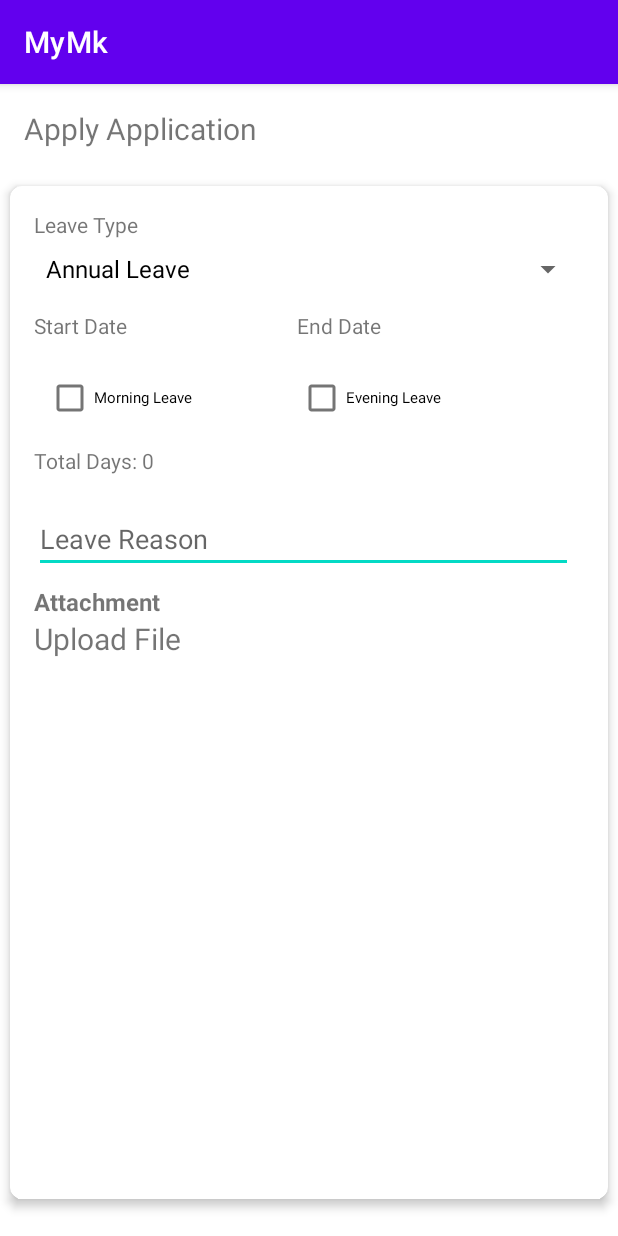
After one commit to wanizainey/mksignin, an Android app: the Applyleaveform screen opened directly, with no data from a screen before it, on a phone screen of 412 x 824 dp. The commit adds this screen. Run offline under Robolectric (Android 15) with nearby library versions, the phone set to English and light mode, and no system bars.

Commit message:
apply form 80%

```diff
--- a/app/build.gradle
+++ b/app/build.gradle
@@ -13,6 +13,7 @@ android {
         targetSdk 34
         versionCode 1
         versionName "1.0"
+        minSdkVersion 26
 
         testInstrumentationRunner "androidx.test.runner.AndroidJUnitRunner"
     }
@@ -71,4 +72,5 @@ dependencies {
     implementation 'androidx.appcompat:appcompat:1.3.1'
     implementation 'androidx.recyclerview:recyclerview:1.2.1'
     implementation 'com.google.android.gms:play-services-location:17.0.1'
+
 }
--- a/app/src/main/AndroidManifest.xml
+++ b/app/src/main/AndroidManifest.xml
@@ -13,6 +13,7 @@
     <uses-permission android:name="android.permission.ACCESS_NETWORK_STATE" />
     <uses-permission android:name="android.permission.ACCESS_COARSE_LOCATION" />
     <uses-permission android:name="com.google.android.providers.gsf.permission.READ_GSERVICES" />
+    <uses-permission android:name="android.permission.READ_EXTERNAL_STORAGE" />
 
     <uses-feature android:name="android.hardware.camera2.full" />
     <uses-feature android:name="android.hardware.camera" />
@@ -28,8 +29,9 @@
         android:theme="@style/Theme.MK"
         tools:targetApi="31">
         <activity
-            android:name=".leaveform"
+            android:name=".Applyleaveform"
             android:exported="false" />
+
         <activity
             android:name=".applyleave"
             android:exported="false" />
--- /dev/null
+++ b/app/src/main/res/layout/activity_applyleaveform.xml
@@ -0,0 +1,159 @@
+<?xml version="1.0" encoding="utf-8"?>
+<androidx.constraintlayout.widget.ConstraintLayout
+    xmlns:android="http://schemas.android.com/apk/res/android"
+    xmlns:app="http://schemas.android.com/apk/res-auto"
+    xmlns:tools="http://schemas.android.com/tools"
+    android:layout_width="match_parent"
+    android:layout_height="match_parent"
+    tools:context=".Applyleaveform">
+
+    <TextView
+        android:id="@+id/textView2"
+        android:layout_width="258dp"
+        android:layout_height="27dp"
+        android:text="Apply Application"
+        android:textSize="20sp"
+        app:layout_constraintBottom_toBottomOf="parent"
+        app:layout_constraintEnd_toEndOf="parent"
+        app:layout_constraintHorizontal_bias="0.104"
+        app:layout_constraintStart_toStartOf="parent"
+        app:layout_constraintTop_toTopOf="parent"
+        app:layout_constraintVertical_bias="0.022" />
+
+    <androidx.cardview.widget.CardView
+        android:layout_width="0dp"
+        android:layout_height="0dp"
+        android:layout_marginTop="16dp"
+        android:layout_marginBottom="16dp"
+        app:cardBackgroundColor="@android:color/white"
+        app:cardCornerRadius="8dp"
+        app:cardElevation="4dp"
+        app:cardUseCompatPadding="true"
+        app:layout_constraintBottom_toBottomOf="parent"
+        app:layout_constraintEnd_toEndOf="parent"
+        app:layout_constraintHorizontal_bias="0.0"
+        app:layout_constraintStart_toStartOf="parent"
+        app:layout_constraintTop_toBottomOf="@id/textView2"
+        app:layout_constraintVertical_bias="1.0">
+
+        <LinearLayout
+            android:layout_width="match_parent"
+            android:layout_height="624dp"
+            android:orientation="vertical"
+            android:padding="16dp">
+
+            <TextView
+                android:id="@+id/textLeaveType"
+                android:layout_width="match_parent"
+                android:layout_height="wrap_content"
+                android:text="Leave Type" />
+
+            <Spinner
+                android:id="@+id/leavetype"
+                android:layout_width="match_parent"
+                android:layout_height="40dp"
+                android:spinnerMode="dropdown" />
+
+            <LinearLayout
+                android:layout_width="365dp"
+                android:layout_height="34dp"
+                android:layout_marginTop="8dp"
+                android:orientation="horizontal">
+
+                <TextView
+                    android:id="@+id/textStartDate"
+                    android:layout_width="153dp"
+                    android:layout_height="match_parent"
+                    android:layout_weight="1"
+                    android:clickable="true"
+                    android:focusable="true"
+                    android:onClick="showStartDatePicker"
+                    android:text="Start Date" />
+
+                <TextView
+                    android:id="@+id/textEndDate"
+                    android:layout_width="168dp"
+                    android:layout_height="match_parent"
+                    android:layout_weight="1"
+                    android:clickable="true"
+                    android:focusable="true"
+                    android:onClick="showEndDatePicker"
+                    android:text="End Date" />
+
+            </LinearLayout>
+
+
+            <LinearLayout
+                android:layout_width="match_parent"
+                android:layout_height="wrap_content"
+                android:orientation="horizontal">
+
+                <CheckBox
+                    android:id="@+id/checkMorningLeave"
+                    android:layout_width="160dp"
+                    android:layout_height="wrap_content"
+                    android:layout_marginStart="8dp"
+                    android:layout_marginEnd="8dp"
+                    android:text="Morning Leave"
+                    android:textSize="10sp"
+                    android:visibility="visible" />
+
+                <CheckBox
+                    android:id="@+id/checkEveningLeave"
+                    android:layout_width="254dp"
+                    android:layout_height="wrap_content"
+                    android:layout_marginEnd="8dp"
+                    android:text="Evening Leave"
+                    android:textSize="10sp"
+                    android:visibility="visible" />
+
+            </LinearLayout>
+
+            <TextView
+                android:id="@+id/textTotalDays"
+                android:layout_width="match_parent"
+                android:layout_height="39dp"
+                android:layout_marginTop="8dp"
+                android:text="Total Days: 0" />
+
+            <EditText
+                android:id="@+id/TxtLeavereason"
+                android:layout_width="359dp"
+                android:layout_height="wrap_content"
+                android:ems="10"
+                android:hint="Leave Reason"
+                android:inputType="textPersonName" />
+
+            <LinearLayout
+                android:layout_width="379dp"
+                android:layout_height="76dp"
+                android:layout_marginTop="8dp"
+                android:orientation="vertical">
+
+                <TextView
+                    android:id="@+id/textAttachment"
+                    android:layout_width="122dp"
+                    android:layout_height="wrap_content"
+                    android:text="Attachment"
+                    android:textSize="16sp"
+                    android:textStyle="bold" />
+
+                <!-- Button to upload file -->
+                <TextView
+                    android:id="@+id/textUploadFile"
+                    android:layout_width="wrap_content"
+                    android:layout_height="46dp"
+                    android:layout_marginStart="0dp"
+                    android:clickable="true"
+                    android:focusable="true"
+                    android:onClick="showUploadOptions"
+                    android:text="Upload File"
+                    android:textSize="20sp" />
+            </LinearLayout>
+
+        </LinearLayout>
+
+
+    </androidx.cardview.widget.CardView>
+
+</androidx.constraintlayout.widget.ConstraintLayout>
--- /dev/null
+++ b/app/src/main/res/values/arrays.xml
@@ -0,0 +1,12 @@
+<?xml version="1.0" encoding="utf-8"?>
+<resources>
+    <string-array name="leave_types_array">
+        <item>Annual Leave</item>
+        <item>Medical</item>
+        <item>Death</item>
+        <item>Emergency</item>
+        <item>Unpaid</item>
+
+        <!-- Add more leave types as needed -->
+    </string-array>
+</resources>
--- a/app/src/main/res/values/strings.xml
+++ b/app/src/main/res/values/strings.xml
@@ -60,6 +60,10 @@
     <string name="Cstate1">Pulau Pinang</string>
     <string name="CLogoDesc">Maryam khadijah logo</string>
 
+    <!--Apply leave section -->
+    <string name="Applybtn">Apply Leave</string>
+    <string name="Applyinfo">Status Permohonan</string>
+
 
     <!-- Legal Info -->
     <string name="linfo">Legal Information</string>
```
Also changed, not shown: app/src/main/java/com/maryamkhadijah/mk/Applyleaveform.java (added, +271 -0 lines), app/src/main/java/com/maryamkhadijah/mk/applyleave.java (+45 -0 lines), app/src/main/java/com/maryamkhadijah/mk/leaveform.java (deleted, +0 -14 lines), app/src/main/res/layout/activity_company_detail.xml (+4 -4 lines), app/src/main/res/layout/activity_leaveform.xml (deleted, +0 -9 lines), app/src/main/res/layout/applyleave.xml (+15 -1 lines).
